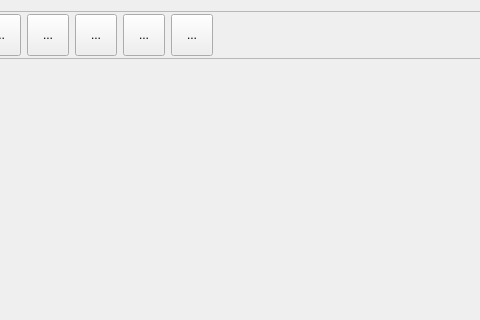
This is bulmages/bulmatpv/plugins/pluginbt_mesas/distromesasbase.ui in eboladev/Bulmages-1 as Qt 5 draws it before an edit; both pictures show x 129 to 609 and y 0 to 320 of the 851 by 584 pixel window. The edited form follows.
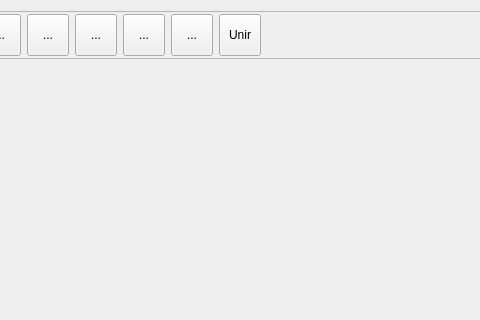
This is the edited form. Icons and pictures are not drawn.

Commit message:
Nueva funcionalidad TPV: Permite unir mesas.
*********************************
*          Todo-Redes           *
*        C/.Begonia, 12         *
*   07010 Palma de Mallorca.    *
*      Tel: +34-971499071       *
*   http://www.todo-redes.com   *
*  comercial(en)todo-redes.com  *
*********************************

The edit to the form file:
```diff
--- a/bulmages/bulmatpv/plugins/pluginbt_mesas/distromesasbase.ui
+++ b/bulmages/bulmatpv/plugins/pluginbt_mesas/distromesasbase.ui
@@ -268,6 +268,28 @@
         </property>
        </widget>
       </item>
+      <item>
+       <widget class="QToolButton" name="mui_table_move">
+        <property name="minimumSize">
+         <size>
+          <width>42</width>
+          <height>42</height>
+         </size>
+        </property>
+        <property name="maximumSize">
+         <size>
+          <width>42</width>
+          <height>42</height>
+         </size>
+        </property>
+        <property name="text">
+         <string>Unir</string>
+        </property>
+        <property name="checkable">
+         <bool>true</bool>
+        </property>
+       </widget>
+      </item>
       <item>
        <layout class="QHBoxLayout" name="mui_espaciopantallas"/>
       </item>
```
Left out of the diff: 3 changed lines with no effect on the pictures. The commit also changes 7 other files.
